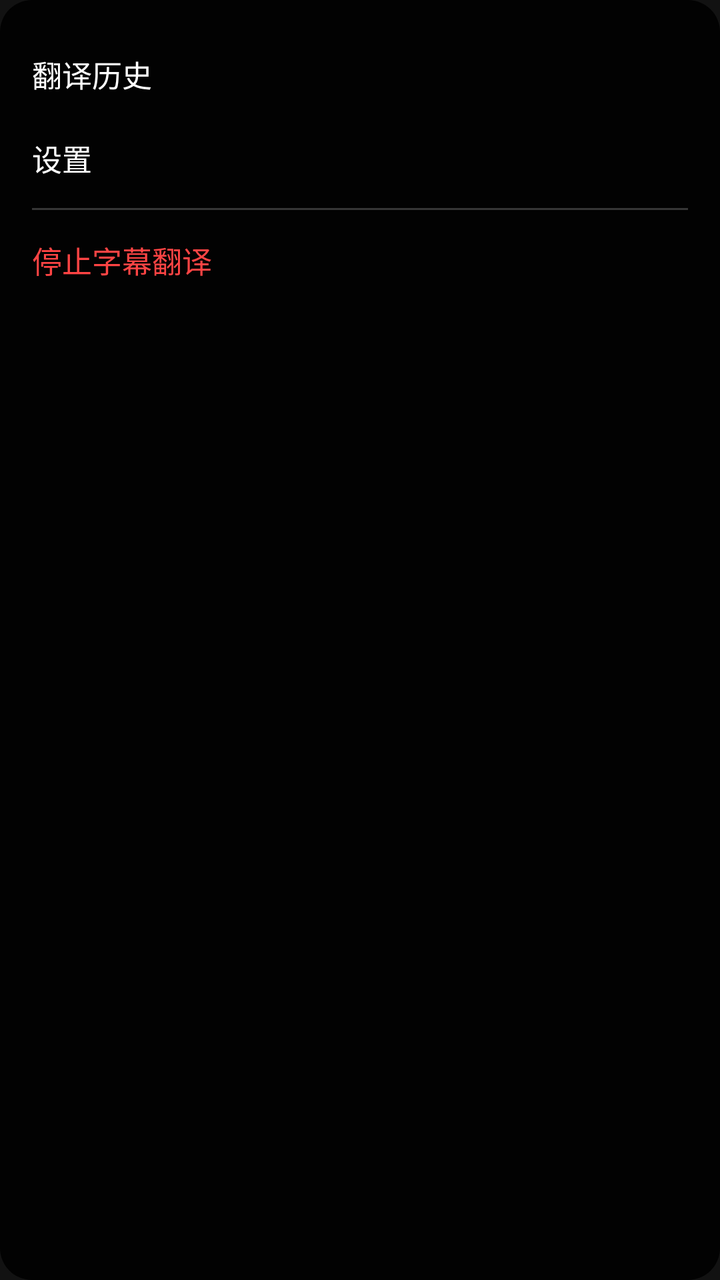
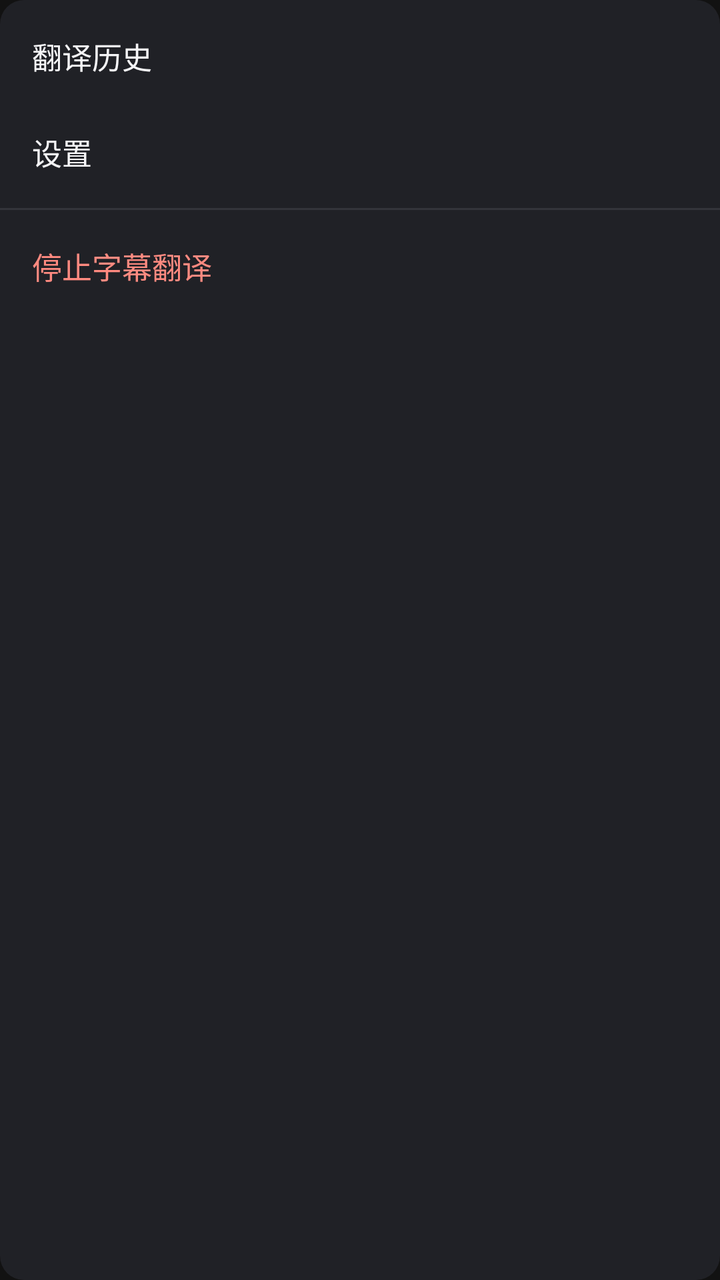

Screens rendered from an Android XML layout before and after an edit, with the pre-edit source and the edit as a unified diff.
<!-- AndroidManifest.xml: application theme Theme.SubtitleTranslator -->
<!-- res/layout/floating_menu.xml -->
<?xml version="1.0" encoding="utf-8"?>
<LinearLayout xmlns:android="http://schemas.android.com/apk/res/android"
    android:layout_width="wrap_content"
    android:layout_height="wrap_content"
    android:background="@drawable/bg_translation_overlay"
    android:minWidth="150dp"
    android:orientation="vertical">

    <TextView
        android:id="@+id/menuHistory"
        android:layout_width="match_parent"
        android:layout_height="wrap_content"
        android:background="?attr/selectableItemBackground"
        android:paddingVertical="10dp"
        android:text="翻译历史"
        android:textColor="@android:color/white"
        android:textSize="15sp" />

    <TextView
        android:id="@+id/menuSettings"
        android:layout_width="match_parent"
        android:layout_height="wrap_content"
        android:background="?attr/selectableItemBackground"
        android:paddingVertical="10dp"
        android:text="设置"
        android:textColor="@android:color/white"
        android:textSize="15sp" />

    
    <TextView
        android:id="@+id/menuDebugCapture"
        android:layout_width="match_parent"
        android:layout_height="wrap_content"
        android:background="?attr/selectableItemBackground"
        android:paddingVertical="10dp"
        android:text="识别截图"
        android:textColor="@android:color/white"
        android:textSize="15sp"
        android:visibility="gone" />

    <View
        android:layout_width="match_parent"
        android:layout_height="1dp"
        android:layout_marginVertical="4dp"
        android:background="@color/divider" />

    <TextView
        android:id="@+id/menuStop"
        android:layout_width="match_parent"
        android:layout_height="wrap_content"
        android:background="?attr/selectableItemBackground"
        android:paddingVertical="10dp"
        android:text="停止字幕翻译"
        android:textColor="@android:color/holo_red_light"
        android:textSize="15sp" />

</LinearLayout>
<!-- resources referenced by this layout -->
<resources>
  <color name="divider">#33FFFFFF</color>
  <!-- drawable bg_translation_overlay (drawable) -->
  <?xml version="1.0" encoding="utf-8"?>
  <shape xmlns:android="http://schemas.android.com/apk/res/android"
      android:shape="rectangle">
      <solid android:color="#E6000000" />
      <corners android:radius="16dp" />
      <padding
          android:left="16dp"
          android:top="16dp"
          android:right="16dp"
          android:bottom="16dp" />
  </shape>
  <style name="Theme.SubtitleTranslator" parent="Theme.MaterialComponents.NoActionBar">
          
          <item name="colorPrimary">@color/purple_500</item>
          <item name="colorPrimaryVariant">@color/purple_700</item>
          <item name="colorOnPrimary">@color/white</item>
          
          <item name="colorSecondary">@color/teal_200</item>
          <item name="colorSecondaryVariant">@color/teal_700</item>
          <item name="colorOnSecondary">@color/black</item>
          
          <item name="android:statusBarColor">@android:color/background_dark</item>
          <item name="android:windowLightStatusBar">false</item>
          <item name="android:navigationBarColor">@android:color/background_dark</item>
      </style>
  <color name="purple_500">#FF6200EE</color>
  <color name="purple_700">#FF3700B3</color>
  <color name="white">#FFFFFFFF</color>
  <color name="teal_200">#FF03DAC5</color>
  <color name="teal_700">#FF018786</color>
  <color name="black">#FF000000</color>
</resources>

<!-- the commit's change to res/layout/floating_menu.xml (unified diff, before → after) -->
@@ -2,39 +2,43 @@
 <LinearLayout xmlns:android="http://schemas.android.com/apk/res/android"
     android:layout_width="wrap_content"
     android:layout_height="wrap_content"
-    android:background="@drawable/bg_translation_overlay"
-    android:minWidth="150dp"
-    android:orientation="vertical">
+    android:background="@drawable/bg_card"
+    android:minWidth="160dp"
+    android:orientation="vertical"
+    android:paddingVertical="4dp">
 
     <TextView
         android:id="@+id/menuHistory"
         android:layout_width="match_parent"
-        android:layout_height="wrap_content"
+        android:layout_height="48dp"
         android:background="?attr/selectableItemBackground"
-        android:paddingVertical="10dp"
+        android:gravity="center_vertical"
+        android:paddingHorizontal="16dp"
         android:text="翻译历史"
-        android:textColor="@android:color/white"
+        android:textColor="@color/text_primary"
         android:textSize="15sp" />
 
     <TextView
         android:id="@+id/menuSettings"
         android:layout_width="match_parent"
-        android:layout_height="wrap_content"
+        android:layout_height="48dp"
         android:background="?attr/selectableItemBackground"
-        android:paddingVertical="10dp"
+        android:gravity="center_vertical"
+        android:paddingHorizontal="16dp"
         android:text="设置"
-        android:textColor="@android:color/white"
+        android:textColor="@color/text_primary"
         android:textSize="15sp" />
 
     
     <TextView
         android:id="@+id/menuDebugCapture"
         android:layout_width="match_parent"
-        android:layout_height="wrap_content"
+        android:layout_height="48dp"
         android:background="?attr/selectableItemBackground"
-        android:paddingVertical="10dp"
+        android:gravity="center_vertical"
+        android:paddingHorizontal="16dp"
         android:text="识别截图"
-        android:textColor="@android:color/white"
+        android:textColor="@color/text_primary"
         android:textSize="15sp"
         android:visibility="gone" />
 
@@ -47,11 +51,12 @@
     <TextView
         android:id="@+id/menuStop"
         android:layout_width="match_parent"
-        android:layout_height="wrap_content"
+        android:layout_height="48dp"
         android:background="?attr/selectableItemBackground"
-        android:paddingVertical="10dp"
+        android:gravity="center_vertical"
+        android:paddingHorizontal="16dp"
         android:text="停止字幕翻译"
-        android:textColor="@android:color/holo_red_light"
+        android:textColor="@color/difficulty_hard_text"
         android:textSize="15sp" />
 
 </LinearLayout>
<!-- resource entries referenced after the edit -->
@@ -1,37 +1,33 @@
 <!-- resources referenced by this layout -->
 <resources>
-  <color name="divider">#33FFFFFF</color>
-  <!-- drawable bg_translation_overlay (drawable) -->
+  <color name="difficulty_hard_text">#FFFF8A80</color>
+  <color name="divider">#FF34353B</color>
+  <color name="text_primary">#FFF5F5F7</color>
+  <!-- drawable bg_card (drawable) -->
   <?xml version="1.0" encoding="utf-8"?>
   <shape xmlns:android="http://schemas.android.com/apk/res/android"
       android:shape="rectangle">
-      <solid android:color="#E6000000" />
-      <corners android:radius="16dp" />
-      <padding
-          android:left="16dp"
-          android:top="16dp"
-          android:right="16dp"
-          android:bottom="16dp" />
+      <solid android:color="@color/card_bg" />
+      <corners android:radius="@dimen/card_radius" />
   </shape>
   <style name="Theme.SubtitleTranslator" parent="Theme.MaterialComponents.NoActionBar">
           
-          <item name="colorPrimary">@color/purple_500</item>
-          <item name="colorPrimaryVariant">@color/purple_700</item>
-          <item name="colorOnPrimary">@color/white</item>
+          <item name="colorPrimary">@color/accent</item>
+          <item name="colorPrimaryVariant">@color/accent_dim</item>
+          <item name="colorOnPrimary">@color/on_accent</item>
+          <item name="colorSecondary">@color/accent</item>
+          <item name="colorSecondaryVariant">@color/accent_dim</item>
+          <item name="colorOnSecondary">@color/on_accent</item>
           
-          <item name="colorSecondary">@color/teal_200</item>
-          <item name="colorSecondaryVariant">@color/teal_700</item>
-          <item name="colorOnSecondary">@color/black</item>
-          
-          <item name="android:statusBarColor">@android:color/background_dark</item>
+          <item name="android:statusBarColor">@color/screen_bg</item>
           <item name="android:windowLightStatusBar">false</item>
-          <item name="android:navigationBarColor">@android:color/background_dark</item>
+          <item name="android:navigationBarColor">@color/screen_bg</item>
       </style>
-  <color name="purple_500">#FF6200EE</color>
-  <color name="purple_700">#FF3700B3</color>
-  <color name="white">#FFFFFFFF</color>
-  <color name="teal_200">#FF03DAC5</color>
-  <color name="teal_700">#FF018786</color>
-  <color name="black">#FF000000</color>
+  <color name="card_bg">#FF202126</color>
+  <dimen name="card_radius">12dp</dimen>
+  <color name="accent">#FFB9E64B</color>
+  <color name="accent_dim">#FFCBE97F</color>
+  <color name="on_accent">#FF101114</color>
+  <color name="screen_bg">#FF101114</color>
 </resources>
 
